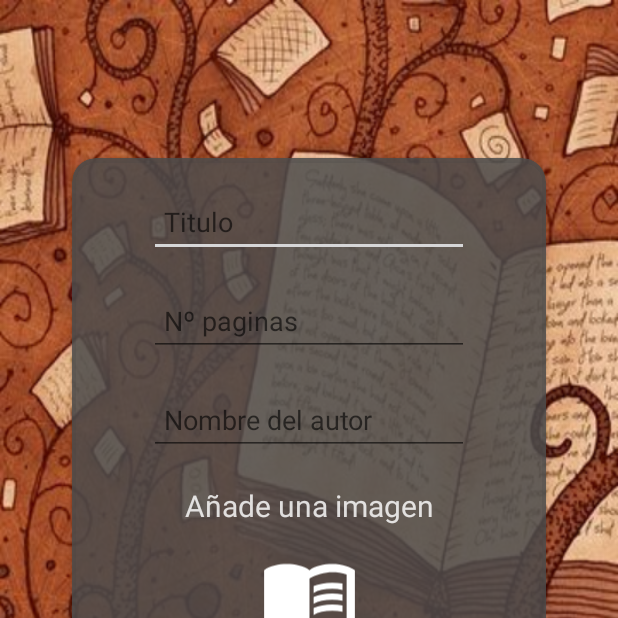
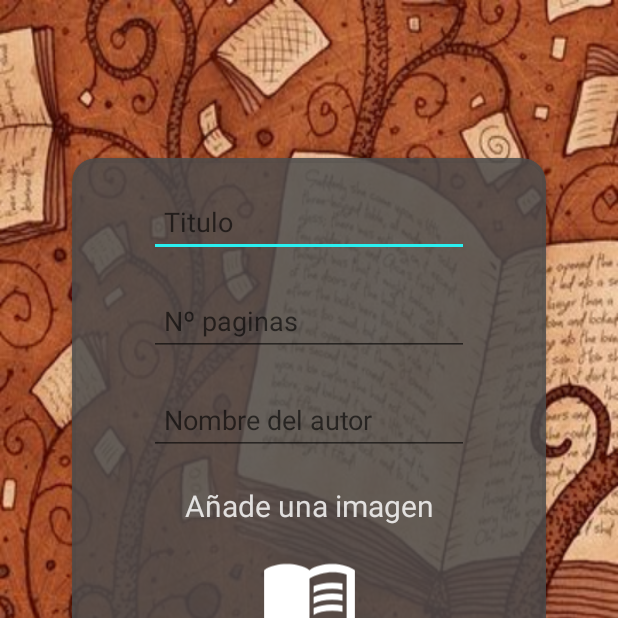
Before and after one commit to RaulHC13/LiBD, an Android app: the MainActivity screen opened directly, with no data from a screen before it, after a tap on "AÑADIR LIBRO", on a phone screen of 412 x 824 dp, the top half of it. Run offline under Robolectric (Android 15) with nearby library versions, the phone set to English and light mode, and no system bars; our stand-ins replace CircleImageView, Firebase (no records; nobody signed in at launch, a user with empty details on screens opened directly); 15 statements that could not run were skipped.

Commit message:
Arreglo tema dia

```diff
--- a/app/src/main/res/layout/activity_main.xml
+++ b/app/src/main/res/layout/activity_main.xml
@@ -22,7 +22,7 @@
         android:layout_width="wrap_content"
         android:layout_height="match_parent"
         android:layout_gravity="start"
-        android:background="@drawable/fondo_nav"
+        android:background="@color/statusBarColor"
         android:fitsSystemWindows="true"
         app:headerLayout="@layout/nav_header"
         app:menu="@menu/nav_menu" />
--- a/app/src/main/res/values/themes.xml
+++ b/app/src/main/res/values/themes.xml
@@ -2,15 +2,15 @@
     <!-- Base application theme. -->
     <style name="Theme.LiBD" parent="Theme.MaterialComponents.DayNight.NoActionBar">
         <!-- Primary brand color. -->
-        <item name="colorPrimary">@color/purple_500</item>
+        <item name="colorPrimary">#BE6EFA</item>
         <item name="colorPrimaryVariant">@color/purple_700</item>
-        <item name="colorOnPrimary">@color/white</item>
+        <item name="colorOnPrimary">@color/black</item>
         <!-- Secondary brand color. -->
-        <item name="colorSecondary">@color/teal_200</item>
-        <item name="colorSecondaryVariant">@color/teal_700</item>
+        <item name="colorSecondary">#2AF0F0</item>
+        <item name="colorSecondaryVariant">#28B6B6</item>
         <item name="colorOnSecondary">@color/black</item>
         <!-- Status bar color. -->
-        <item name="android:statusBarColor">?attr/colorPrimaryVariant</item>
+        <item name="android:statusBarColor">@color/statusBarColor</item>
         <!-- Customize your theme here. -->
     </style>
 </resources>
```
